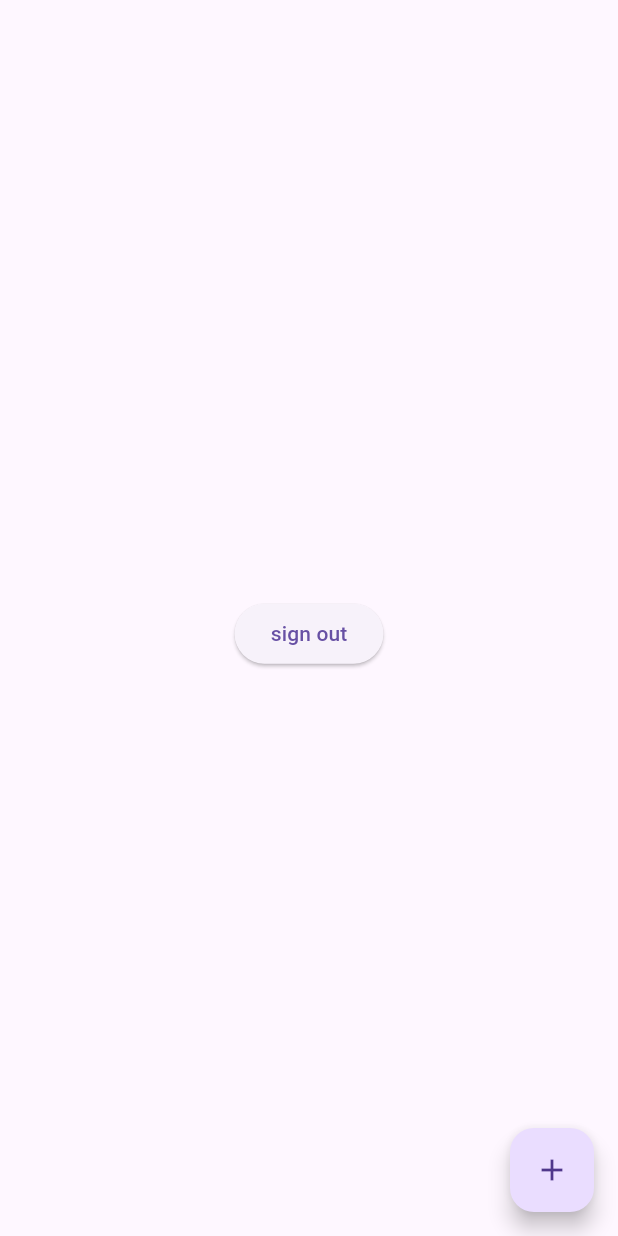
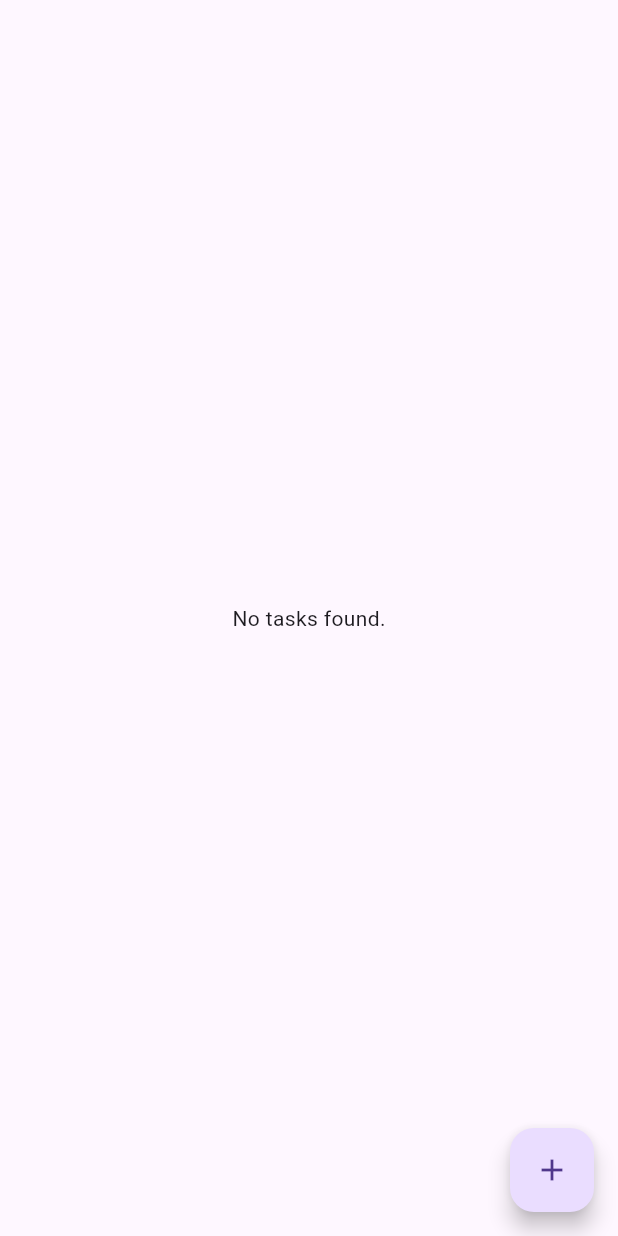
Before and after one commit to BOLUWATIFE-DAVID-ADANLA/deled_new_app, a Flutter app: the screen it shows once a user with an empty profile is signed in, on a phone screen of 412 x 824 dp. Run offline on Flutter 3.47's test engine with Material 3 defaults, Android fonts, the phone set to English and light mode, and no system bars; our stand-ins replace cloud_firestore, firebase_auth, firebase_core; accounts and stored records are empty.

Commit message:
firestore logic

```diff
--- /dev/null
+++ b/devtools_options.yaml
@@ -0,0 +1,3 @@
+description: This file stores settings for Dart & Flutter DevTools.
+documentation: https://docs.flutter.dev/tools/devtools/extensions#configure-extension-enablement-states
+extensions:
--- a/lib/pages/home_page.dart
+++ b/lib/pages/home_page.dart
@@ -1,5 +1,6 @@
+import 'dart:math';
+
 import 'package:deled_new_app/providers/task_provider.dart';
-import 'package:deled_new_app/services/authentication_service.dart';
 import 'package:flutter/material.dart';
 import 'package:provider/provider.dart';
 
@@ -12,50 +13,43 @@ class HomeScreen extends StatefulWidget {
 
 class _HomeScreenState extends State<HomeScreen> {
   @override
+  void initState() {
+    Provider.of<TaskProvider>(context, listen: false).listenToTasks();
+    super.initState();
+  }
+
+  @override
   Widget build(BuildContext context) {
-    var currentUser = AuthenticationService().currentUser?.email;
+    final taskProvider = Provider.of<TaskProvider>(context);
     return Scaffold(
-      body:
-          //  Consumer<TaskProvider>(
-          //   builder: (context, value, child) => ListView.builder(
-          //     itemCount: value.tasks.length,
-          //     itemBuilder: (BuildContext context, int index) {
-          //       var result = value.tasks[index];
-          //       return Container(
-          //         height: 100,
-          //         width: 200,
-          //         color: Colors.blue,
-          //         child: Row(
-          //           mainAxisAlignment: MainAxisAlignment.spaceBetween,
-          //           children: [
-          //             Text(result.taskName),
-          //             IconButton(
-          //                 onPressed: () {
-          //                   Provider.of<TaskProvider>(context, listen: false)
-          //                       .removeTask(index);
-          //                 },
-          //                 icon: const Icon(Icons.delete))
-          //           ],
-          //         ),
-          //       );
-          //     },
-          //   ),
-          // ),
-          Column(
-        mainAxisAlignment: MainAxisAlignment.center,
-        children: [
-          Center(
-            child: Text('$currentUser'),
-          ),
-          ElevatedButton(
-              onPressed: () async {
-                await AuthenticationService().signout();
-                // ignore: use_build_context_synchronously
-                Navigator.pushReplacementNamed(context, '/');
+      body: StreamBuilder(
+          stream: taskProvider.fetchTask(),
+          builder: (_, snapshot) {
+            if (snapshot.connectionState == ConnectionState.waiting) {
+              return const Center(child: CircularProgressIndicator());
+            } else if (snapshot.hasError) {
+              return Center(child: Text('Error: ${snapshot.error}'));
+            } else if (!snapshot.hasData || snapshot.data!.isEmpty) {
+              return const Center(child: Text('No tasks found.'));
+            }
+
+            final tasks = snapshot.data;
+
+            return ListView.builder(
+              itemCount: tasks?.length,
+              itemBuilder: (BuildContext context, int index) {
+                var task = tasks?[index];
+                return ListTile(
+                  title: Text(task!.taskName),
+                  trailing: IconButton(
+                      onPressed: () {
+                        taskProvider.removeTask(tasks![index].taskid);
+                      },
+                      icon: const Icon(Icons.delete)),
+                );
               },
-              child: const Text('sign out'))
-        ],
-      ),
+            );
+          }),
       floatingActionButton: FloatingActionButton(
         onPressed: () {
           _showInputDialog(context);
@@ -93,8 +87,8 @@ void _showInputDialog(BuildContext context) {
 
               // Perform your submit action with `inputText`
               Provider.of<TaskProvider>(context, listen: false)
-                  .addTask(Task(inputText));
-              print(inputText);
+                  .addTask({'taskName': inputText, 'taskid': generateId(20)});
+              debugPrint(inputText);
               Navigator.of(context).pop(); // Close the dialog
             },
             child: const Text("Submit"),
@@ -104,3 +98,10 @@ void _showInputDialog(BuildContext context) {
     },
   );
 }
+
+String generateId(int length) {
+  const chars = 'abcdefghijklmnopqrstuvwxyz0123456789';
+  var random = Random();
+  return List.generate(length, (index) => chars[random.nextInt(chars.length)])
+      .join();
+}
--- a/lib/pages/loginscreen.dart
+++ b/lib/pages/loginscreen.dart
@@ -1,5 +1,4 @@
 import 'package:deled_new_app/services/authentication_service.dart';
-import 'package:firebase_auth/firebase_auth.dart';
 import 'package:flutter/gestures.dart';
 import 'package:flutter/material.dart';
 
--- a/lib/providers/task_provider.dart
+++ b/lib/providers/task_provider.dart
@@ -1,21 +1,62 @@
+import 'package:cloud_firestore/cloud_firestore.dart';
+import 'package:deled_new_app/services/firestore_service.dart';
 import 'package:flutter/material.dart';
 
 class TaskProvider extends ChangeNotifier {
-  final List<Task> _tasklist = [];
+  List<Task> _tasklist = [];
 
   List<Task> get tasks => _tasklist;
+  final _firestore = FirebaseFirestore.instance;
 
-  void addTask(Task task) {
-    _tasklist.add(task);
+  /// Add a new task
+  Future<void> addTask(Map<String, dynamic> task) async {
+    await FirestoreService().addtasks(task);
+    _tasklist.add(Task.fromJson(task));
     notifyListeners();
   }
-  void removeTask(int index) {
-    _tasklist.removeAt(index);
+
+  /// Remove a task by ID
+  Future<void> removeTask(String id) async {
+    await FirestoreService().removetasks(id);
+    _tasklist.removeWhere((task) => task.taskid == id);
+
     notifyListeners();
+  }
+
+  /// Fetch tasks as a stream
+  ///
+  Stream<List<Task>> fetchTask() {
+    return _firestore.collection('tasks').snapshots().map((snapshot) => snapshot
+        .docs
+        .map((doc) => Task.fromJson(doc.data()..['taskid'] = doc.id))
+        .toList());
+  }
+
+  /// Listen to task updates and notify listeners
+  void listenToTasks() {
+    fetchTask().listen((taskList) {
+      _tasklist = taskList;
+      notifyListeners();
+    });
   }
 }
 
 class Task {
   String taskName;
-  Task(this.taskName);
+  String taskid;
+  Task({
+    required this.taskName,
+    required this.taskid,
+  });
+
+  Map<String, dynamic> toJson() {
+    return {'taskName': taskName};
+  }
+
+  factory Task.fromJson(Map<String, dynamic> json) {
+    return Task(
+      taskName: json['taskName'] ?? '',
+      taskid: json['taskid'] ?? '',
+    );
+  }
 }
--- /dev/null
+++ b/lib/services/firestore_service.dart
@@ -0,0 +1,24 @@
+import 'package:cloud_firestore/cloud_firestore.dart';
+import 'package:flutter/foundation.dart';
+
+class FirestoreService {
+  final _firestore = FirebaseFirestore.instance;
+
+  Future<void> addtasks(Map<String, dynamic> tasks) async {
+    try {
+      await _firestore.collection('tasks').add(tasks);
+    } catch (e) {
+      debugPrint(e.toString());
+      throw 'there was an error adding your tasks';
+    }
+  }
+
+  Future<void> removetasks(String id) async {
+    try {
+      await _firestore.collection('tasks').doc(id).delete();
+    } catch (e) {
+      debugPrint(e.toString() + 'bolu there is an error');
+      throw 'there was an error deleting your tasks';
+    }
+  }
+}
--- a/pubspec.yaml
+++ b/pubspec.yaml
@@ -17,6 +17,7 @@ dependencies:
   firebase_core: ^3.7.0
   firebase_auth: ^5.3.3
   cloud_firestore: ^5.5.0
+
 
 
 dev_dependencies:
```
